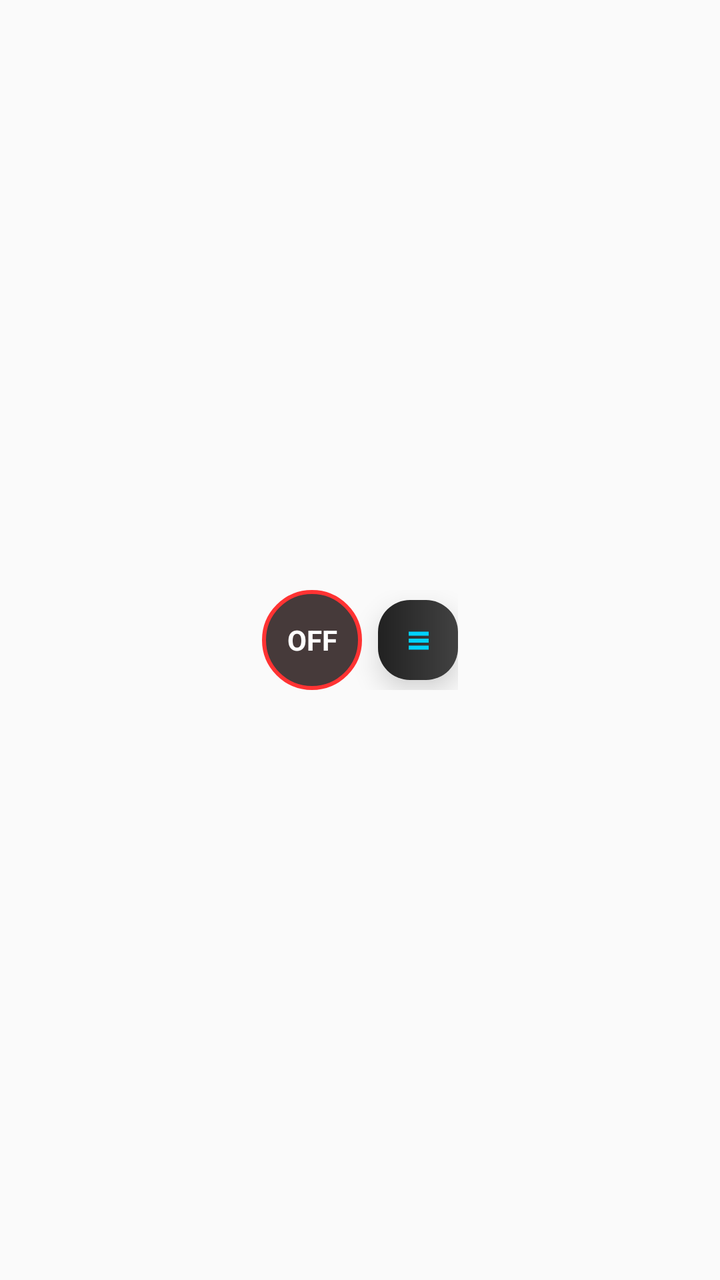
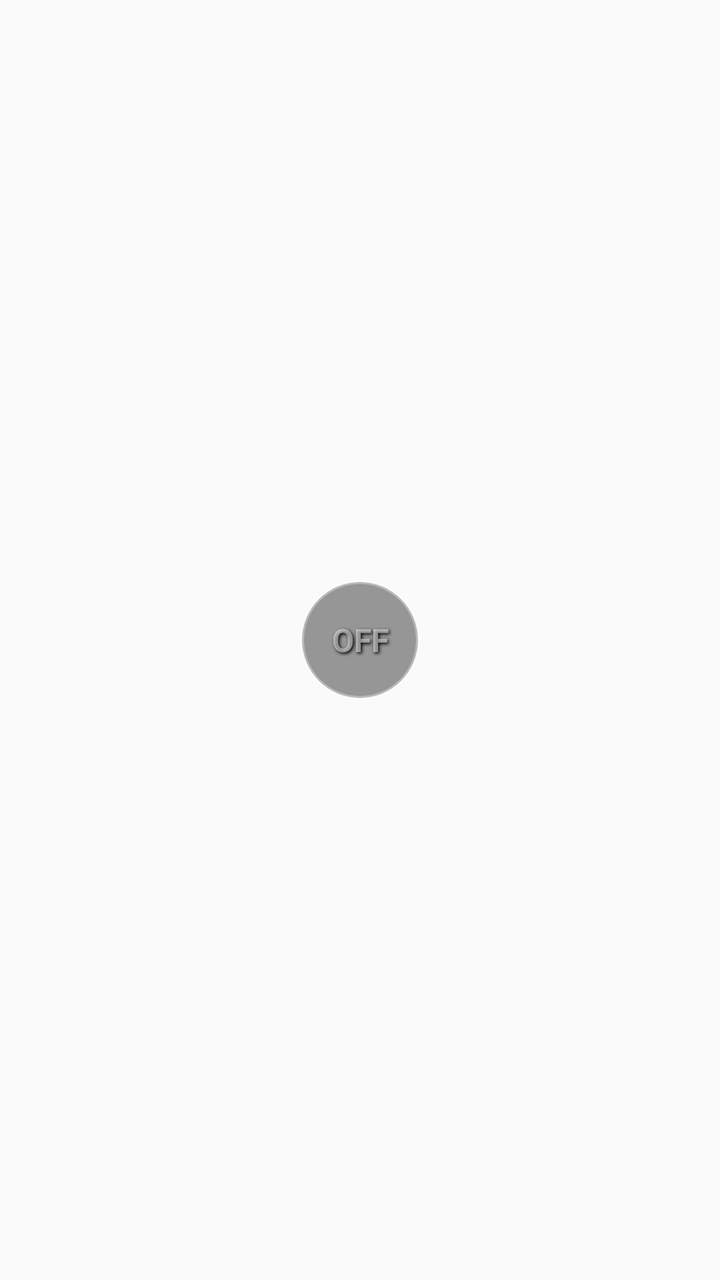

Compare the two renders of this Android layout. The source of the first and the diff that turns it into the second are given below.
<!-- AndroidManifest.xml: application theme Theme.AppCompat.Light.NoActionBar -->
<!-- res/layout/floating_menu.xml -->
<?xml version="1.0" encoding="utf-8"?>
<LinearLayout xmlns:android="http://schemas.android.com/apk/res/android"
    android:layout_width="wrap_content"
    android:layout_height="wrap_content"
    android:orientation="vertical"
    android:gravity="center"
    android:padding="8dp">

    
    <LinearLayout
        android:layout_width="wrap_content"
        android:layout_height="wrap_content"
        android:orientation="horizontal"
        android:gravity="center_vertical">

        
        <TextView
            android:id="@+id/btnToggle"
            android:layout_width="50dp"
            android:layout_height="50dp"
            android:gravity="center"
            android:text="OFF"
            android:textColor="#FFFFFF"
            android:textSize="14sp"
            android:textStyle="bold"
            android:background="@drawable/bg_floating_button_off"
            android:elevation="8dp" />

        
        <TextView
            android:id="@+id/btnExpand"
            android:layout_width="40dp"
            android:layout_height="40dp"
            android:layout_marginStart="8dp"
            android:gravity="center"
            android:text="≡"
            android:textColor="#00D2FF"
            android:textSize="20sp"
            android:textStyle="bold"
            android:background="@drawable/bg_button_secondary"
            android:elevation="8dp" />
    </LinearLayout>

    
    <LinearLayout
        android:id="@+id/menuOptions"
        android:layout_width="wrap_content"
        android:layout_height="wrap_content"
        android:layout_marginTop="8dp"
        android:orientation="vertical"
        android:background="#CC0A0A14"
        android:padding="8dp"
        android:visibility="gone">

        <TextView
            android:layout_width="match_parent"
            android:layout_height="wrap_content"
            android:text="CHỌN CHẾ ĐỘ QUÉT"
            android:textColor="#9D4EDD"
            android:textSize="10sp"
            android:gravity="center"
            android:layout_marginBottom="4dp" />

        <Button
            android:id="@+id/btnModeColor"
            android:layout_width="150dp"
            android:layout_height="40dp"
            android:layout_marginBottom="4dp"
            android:background="@drawable/bg_button_secondary"
            android:text="1. Chọn Màu"
            android:textColor="#00D2FF"
            android:textSize="12sp" />

        <Button
            android:id="@+id/btnModeTemplate"
            android:layout_width="150dp"
            android:layout_height="40dp"
            android:layout_marginBottom="4dp"
            android:background="@drawable/bg_button_secondary"
            android:text="2. Ảnh Mẫu"
            android:textColor="#00D2FF"
            android:textSize="12sp" />

        <Button
            android:id="@+id/btnModeCapture"
            android:layout_width="150dp"
            android:layout_height="40dp"
            android:background="@drawable/bg_button_primary"
            android:text="3. Chụp Ảnh"
            android:textColor="#FFFFFF"
            android:textSize="12sp" />
    </LinearLayout>

</LinearLayout>
<!-- resources referenced by this layout -->
<resources>
  <!-- drawable bg_button_primary (drawable) -->
  <?xml version="1.0" encoding="utf-8"?>
  <ripple xmlns:android="http://schemas.android.com/apk/res/android"
      android:color="#55FFFFFF">
      <item>
          <shape android:shape="rectangle">
              <corners android:radius="12dp" />
              
              <gradient
                  android:angle="0"
                  android:endColor="#5A189A"
                  android:startColor="#3A0CA3"
                  android:type="linear" />
              <stroke android:width="2dp" android:color="#00D2FF" /> 
          </shape>
      </item>
  </ripple>
  <!-- drawable bg_button_secondary (drawable) -->
  <?xml version="1.0" encoding="utf-8"?>
  <ripple xmlns:android="http://schemas.android.com/apk/res/android"
      android:color="#55FFFFFF"> 
      <item>
          <shape android:shape="rectangle">
              <corners android:radius="16dp" />
              <gradient
                  android:angle="0"
                  android:endColor="#424242"
                  android:startColor="#212121"
                  android:type="linear" />
          </shape>
      </item>
  </ripple>
  <!-- drawable bg_floating_button_off (drawable) -->
  <?xml version="1.0" encoding="utf-8"?>
  <ripple xmlns:android="http://schemas.android.com/apk/res/android"
      android:color="#55FFFFFF">
      <item>
          <shape android:shape="oval">
              <solid android:color="#CC1A0A0A" />
              <stroke android:width="2dp" android:color="#FF3333" />
          </shape>
      </item>
  </ripple>
</resources>

<!-- the commit's change to res/layout/floating_menu.xml (unified diff, before → after) -->
@@ -3,92 +3,22 @@
     android:layout_width="wrap_content"
     android:layout_height="wrap_content"
     android:orientation="vertical"
-    android:gravity="center"
-    android:padding="8dp">
+    android:gravity="center">
 
     
-    <LinearLayout
-        android:layout_width="wrap_content"
-        android:layout_height="wrap_content"
-        android:orientation="horizontal"
-        android:gravity="center_vertical">
-
-        
-        <TextView
-            android:id="@+id/btnToggle"
-            android:layout_width="50dp"
-            android:layout_height="50dp"
-            android:gravity="center"
-            android:text="OFF"
-            android:textColor="#FFFFFF"
-            android:textSize="14sp"
-            android:textStyle="bold"
-            android:background="@drawable/bg_floating_button_off"
-            android:elevation="8dp" />
-
-        
-        <TextView
-            android:id="@+id/btnExpand"
-            android:layout_width="40dp"
-            android:layout_height="40dp"
-            android:layout_marginStart="8dp"
-            android:gravity="center"
-            android:text="≡"
-            android:textColor="#00D2FF"
-            android:textSize="20sp"
-            android:textStyle="bold"
-            android:background="@drawable/bg_button_secondary"
-            android:elevation="8dp" />
-    </LinearLayout>
-
-    
-    <LinearLayout
-        android:id="@+id/menuOptions"
-        android:layout_width="wrap_content"
-        android:layout_height="wrap_content"
-        android:layout_marginTop="8dp"
-        android:orientation="vertical"
-        android:background="#CC0A0A14"
-        android:padding="8dp"
-        android:visibility="gone">
-
-        <TextView
-            android:layout_width="match_parent"
-            android:layout_height="wrap_content"
-            android:text="CHỌN CHẾ ĐỘ QUÉT"
-            android:textColor="#9D4EDD"
-            android:textSize="10sp"
-            android:gravity="center"
-            android:layout_marginBottom="4dp" />
-
-        <Button
-            android:id="@+id/btnModeColor"
-            android:layout_width="150dp"
-            android:layout_height="40dp"
-            android:layout_marginBottom="4dp"
-            android:background="@drawable/bg_button_secondary"
-            android:text="1. Chọn Màu"
-            android:textColor="#00D2FF"
-            android:textSize="12sp" />
-
-        <Button
-            android:id="@+id/btnModeTemplate"
-            android:layout_width="150dp"
-            android:layout_height="40dp"
-            android:layout_marginBottom="4dp"
-            android:background="@drawable/bg_button_secondary"
-            android:text="2. Ảnh Mẫu"
-            android:textColor="#00D2FF"
-            android:textSize="12sp" />
-
-        <Button
-            android:id="@+id/btnModeCapture"
-            android:layout_width="150dp"
-            android:layout_height="40dp"
-            android:background="@drawable/bg_button_primary"
-            android:text="3. Chụp Ảnh"
-            android:textColor="#FFFFFF"
-            android:textSize="12sp" />
-    </LinearLayout>
+    <TextView
+        android:id="@+id/btnToggle"
+        android:layout_width="60dp"
+        android:layout_height="60dp"
+        android:gravity="center"
+        android:text="OFF"
+        android:textSize="16sp"
+        android:textStyle="bold"
+        android:textColor="#88FFFFFF"
+        android:background="@drawable/bg_neon_off"
+        android:shadowColor="#000000"
+        android:shadowDx="2"
+        android:shadowDy="2"
+        android:shadowRadius="4" />
 
 </LinearLayout>
<!-- resource entries referenced after the edit -->
@@ -1,47 +1,11 @@
 <!-- resources referenced by this layout -->
 <resources>
-  <!-- drawable bg_button_primary (drawable) -->
+  <!-- drawable bg_neon_off (drawable) -->
   <?xml version="1.0" encoding="utf-8"?>
-  <ripple xmlns:android="http://schemas.android.com/apk/res/android"
-      android:color="#55FFFFFF">
-      <item>
-          <shape android:shape="rectangle">
-              <corners android:radius="12dp" />
-              
-              <gradient
-                  android:angle="0"
-                  android:endColor="#5A189A"
-                  android:startColor="#3A0CA3"
-                  android:type="linear" />
-              <stroke android:width="2dp" android:color="#00D2FF" /> 
-          </shape>
-      </item>
-  </ripple>
-  <!-- drawable bg_button_secondary (drawable) -->
-  <?xml version="1.0" encoding="utf-8"?>
-  <ripple xmlns:android="http://schemas.android.com/apk/res/android"
-      android:color="#55FFFFFF"> 
-      <item>
-          <shape android:shape="rectangle">
-              <corners android:radius="16dp" />
-              <gradient
-                  android:angle="0"
-                  android:endColor="#424242"
-                  android:startColor="#212121"
-                  android:type="linear" />
-          </shape>
-      </item>
-  </ripple>
-  <!-- drawable bg_floating_button_off (drawable) -->
-  <?xml version="1.0" encoding="utf-8"?>
-  <ripple xmlns:android="http://schemas.android.com/apk/res/android"
-      android:color="#55FFFFFF">
-      <item>
-          <shape android:shape="oval">
-              <solid android:color="#CC1A0A0A" />
-              <stroke android:width="2dp" android:color="#FF3333" />
-          </shape>
-      </item>
-  </ripple>
+  <shape xmlns:android="http://schemas.android.com/apk/res/android"
+      android:shape="oval">
+      <solid android:color="#66000000" />
+      <stroke android:width="2dp" android:color="#55FFFFFF" />
+  </shape>
 </resources>
 
